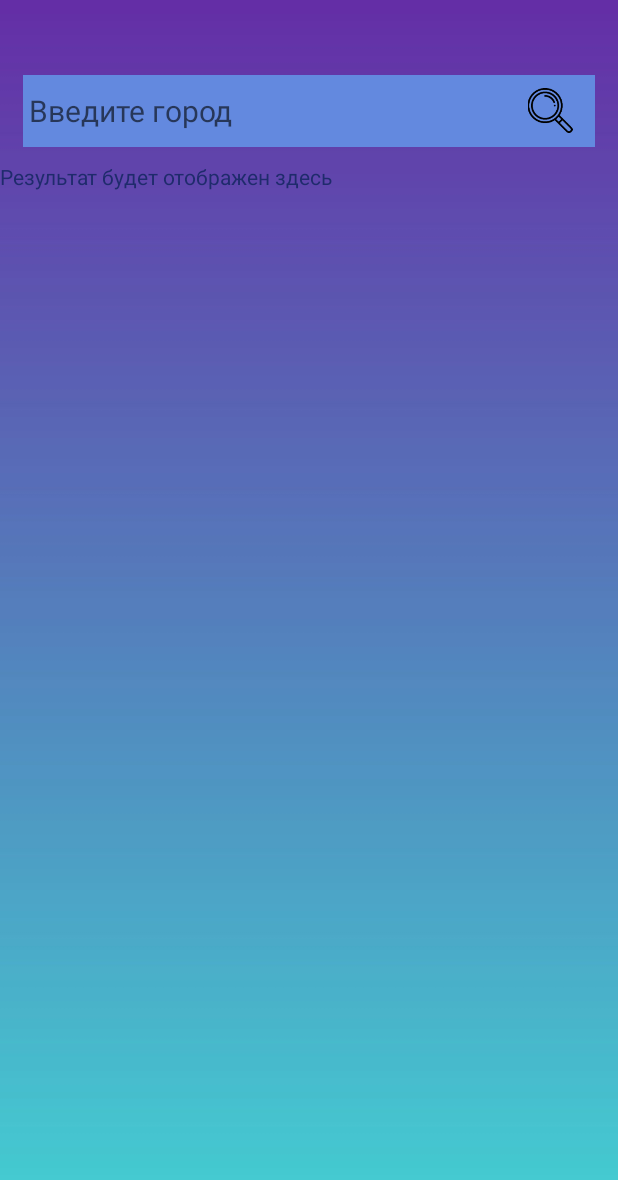
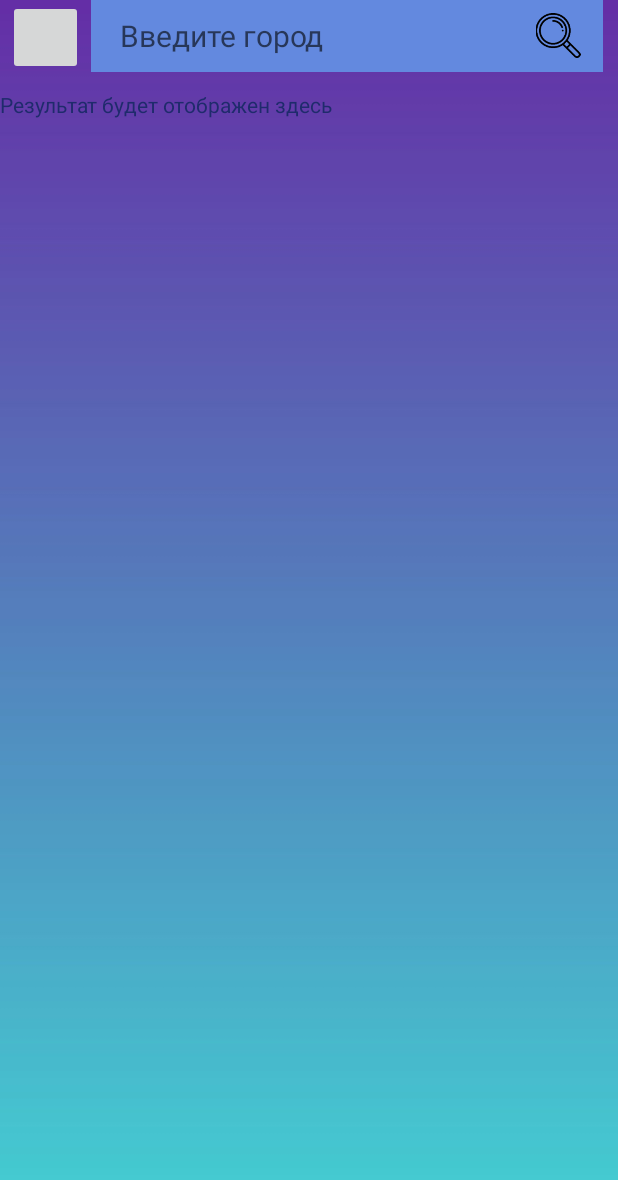
Before and after one commit to Raijin392/WeatherForecast, an Android app: the screen it shows after launch (MainActivity), on a phone screen of 412 x 824 dp. Shown: the top 1180 px of the screen. Run offline under Robolectric (Android 15) with nearby library versions, the phone set to English and light mode, and no system bars.

Commit message:
update searchbar

```diff
--- a/app/src/main/res/layout/activity_main.xml
+++ b/app/src/main/res/layout/activity_main.xml
@@ -10,22 +10,31 @@
     <LinearLayout
         android:layout_width="match_parent"
         android:layout_height="wrap_content"
-        android:layout_marginLeft="15dp"
-        android:layout_marginTop="50dp"
-        android:layout_marginRight="15dp"
-        android:background="#6389df"
         android:orientation="horizontal">
 
+        <ImageButton
+            android:layout_width="50dp"
+            android:layout_height="50dp"
+            android:layout_marginStart="5dp"/>
+
+
+        <LinearLayout
+            android:layout_width="wrap_content"
+            android:layout_height="wrap_content"
+            android:background="#6389df"
+            android:layout_marginStart="5dp"
+            android:layout_marginEnd="10dp">
 
             <EditText
                 android:id="@+id/et_search_city"
-            android:layout_width="0dp"
+                android:layout_width="300dp"
+                android:layout_marginStart="15dp"
                 android:layout_height="wrap_content"
                 android:layout_weight="19"
+                android:backgroundTint="@android:color/transparent"
                 android:hint="@string/id"
                 android:inputType="text"
                 android:textColor="#1f2b6c"
-            android:backgroundTint="@android:color/transparent"
                 android:textSize="20sp" />
 
             <ImageButton
@@ -36,6 +45,8 @@
                 android:background="#6389df"
                 android:scaleType="fitCenter"
                 android:src="@drawable/magnifier" />
+        </LinearLayout>
+
 
     </LinearLayout>
 
@@ -47,5 +58,4 @@
         android:text="@string/result"
         android:textColor="#1f2b6c" />
 
-
 </LinearLayout>
```
Lines whose indentation alone changed are shown as unchanged.
